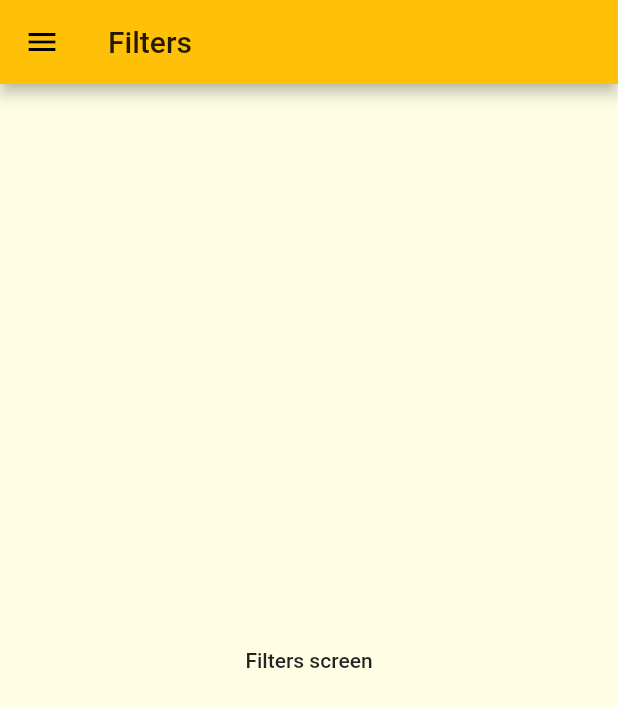
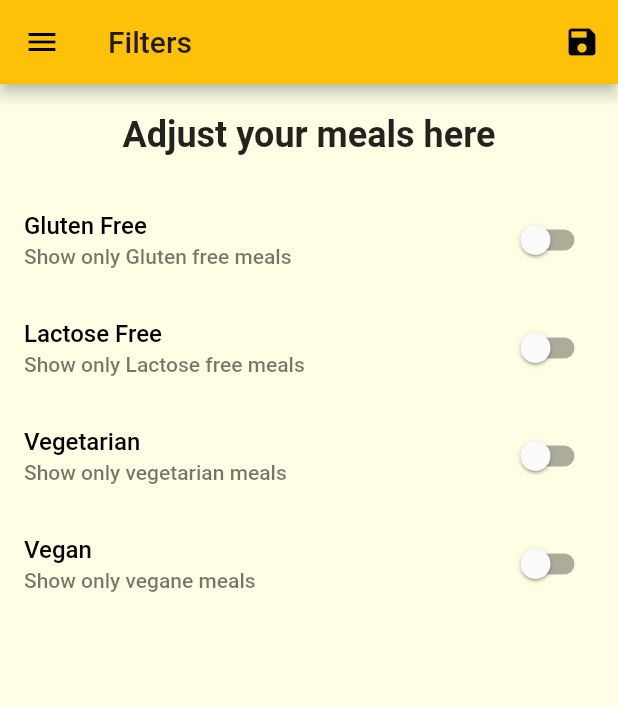
Before and after one commit to ishanknijhawan/Flutter-meals, a Flutter app: the FiltersScreen screen opened by its route, on a phone screen of 412 x 824 dp. Shown: the top 707 px of the screen. Run offline on Flutter 3.47's test engine with Material 2 defaults, Android fonts, the phone set to English and light mode, and no system bars.

Commit message:
filter logic

```diff
--- a/lib/main.dart
+++ b/lib/main.dart
@@ -1,15 +1,51 @@
 import 'package:flutter/material.dart';
+import './data/dummy_meal_date.dart';
 import './screens/filters_screen.dart';
 import './screens/meal_detail_screen.dart';
 import './screens/tabs_screen.dart';
-import 'screens/categories_screen.dart';
+import 'models/meal.dart';
 import 'screens/category_meals_screen.dart';
 
 void main() {
   runApp(MyApp());
 }
 
-class MyApp extends StatelessWidget {
+class MyApp extends StatefulWidget {
+  @override
+  _MyAppState createState() => _MyAppState();
+}
+
+class _MyAppState extends State<MyApp> {
+  Map<String, bool> _filters = {
+    'gluten': false,
+    'lactose': false,
+    'vegan': false,
+    'vegetarian': false
+  };
+
+  List<Meal> categoryMeals = DUMMY_MEALS;
+
+  void _setFilters(Map<String, bool> filterData) {
+    _filters = filterData;
+    setState(() {
+      categoryMeals = DUMMY_MEALS.where((meal) {
+        if (_filters['gluten'] && !meal.isGlutenFree) {
+          return false;
+        }
+        if (_filters['lactose'] && !meal.isLactoseFree) {
+          return false;
+        }
+        if (_filters['vegan'] && !meal.isVegan) {
+          return false;
+        }
+        if (_filters['vegetarian'] && !meal.isVegetarian) {
+          return false;
+        }
+        return true;
+      }).toList();
+    });
+  }
+
   @override
   Widget build(BuildContext context) {
     return MaterialApp(
@@ -35,9 +71,10 @@ class MyApp extends StatelessWidget {
         // slash ('/') is Home by default, so even if you remove home argument above
         // it will still work
         '/': (ctx) => TabsScreen(),
-        CategoryMealsScreen.routeName: (ctx) => CategoryMealsScreen(),
+        CategoryMealsScreen.routeName: (ctx) =>
+            CategoryMealsScreen(categoryMeals),
         MealDetails.routeName: (ctx) => MealDetails(),
-        FiltersScreen.routeName: (ctx) => FiltersScreen(),
+        FiltersScreen.routeName: (ctx) => FiltersScreen(_setFilters, _filters),
       },
     );
   }
--- a/lib/screens/category_meals_screen.dart
+++ b/lib/screens/category_meals_screen.dart
@@ -5,7 +5,9 @@ import '../data/dummy_meal_date.dart';
 
 class CategoryMealsScreen extends StatefulWidget {
   static const routeName = '/category_meals';
+  final List<Meal> categoryMeals;
 
+  CategoryMealsScreen(this.categoryMeals);
   @override
   _CategoryMealsScreenState createState() => _CategoryMealsScreenState();
 }
@@ -29,7 +31,7 @@ class _CategoryMealsScreenState extends State<CategoryMealsScreen> {
           ModalRoute.of(context).settings.arguments as Map<String, String>;
       categoryTitle = routeArgs['title'];
       final id = routeArgs['id'];
-      displayedMeals = DUMMY_MEALS.where((element) {
+      displayedMeals = widget.categoryMeals.where((element) {
         return element.categories.contains(id);
       }).toList();
       isInitialized = true;
--- a/lib/screens/favorites_screen.dart
+++ b/lib/screens/favorites_screen.dart
@@ -4,7 +4,7 @@ class FavoritesScreen extends StatelessWidget {
   @override
   Widget build(BuildContext context) {
     return Center(
-      child: Text('Favorites tab'),
+      child: Text('No favorite dishes added!'),
     );
   }
 }
--- a/lib/screens/filters_screen.dart
+++ b/lib/screens/filters_screen.dart
@@ -1,17 +1,116 @@
 import 'package:flutter/material.dart';
 import 'package:meals_app/widgets/main_drawer.dart';
 
-class FiltersScreen extends StatelessWidget {
+class FiltersScreen extends StatefulWidget {
   static const routeName = '/filters_screen';
+  final Function setFilters;
+  final Map<String, bool> filterData;
+
+  FiltersScreen(this.setFilters, this.filterData);
+
+  @override
+  _FiltersScreenState createState() => _FiltersScreenState();
+}
+
+class _FiltersScreenState extends State<FiltersScreen> {
+  var isGlutenFree = false;
+  var isLactoseFree = false;
+  var isVegetarian = false;
+  var isVegan = false;
+
+  @override
+  initState() {
+    isGlutenFree = widget.filterData['gluten'];
+    isLactoseFree = widget.filterData['lactose'];
+    isVegetarian = widget.filterData['vegetarian'];
+    isVegan = widget.filterData['vegan'];
+    super.initState();
+  }
+
+  Widget buildSwitchListTile(
+      String title, String subtitle, bool value, Function onTapp) {
+    return SwitchListTile(
+        title: Text(
+          title,
+          style: TextStyle(
+            color: Colors.black,
+            fontWeight: FontWeight.w500,
+          ),
+        ),
+        subtitle: Text(subtitle),
+        value: value,
+        onChanged: onTapp);
+  }
+
   @override
   Widget build(BuildContext context) {
     return Scaffold(
       appBar: AppBar(
         title: Text('Filters'),
+        actions: [
+          IconButton(
+            icon: Icon(Icons.save),
+            onPressed: () {
+              final Map<String, bool> _filters = {
+                'gluten': isGlutenFree,
+                'lactose': isLactoseFree,
+                'vegan': isVegan,
+                'vegetarian': isVegetarian
+              };
+
+              widget.setFilters(_filters);
+              Navigator.of(context).pushNamed('/');
+            },
+          ),
+        ],
       ),
       drawer: MainDrawer(),
-      body: Center(
-        child: Text('Filters screen'),
+      body: Column(
+        children: [
+          Container(
+            alignment: Alignment.center,
+            padding: EdgeInsets.all(20),
+            child: Text(
+              'Adjust your meals here',
+              style: TextStyle(
+                fontSize: 24,
+                fontWeight: FontWeight.bold,
+              ),
+            ),
+          ),
+          Expanded(
+            child: ListView(
+              children: [
+                buildSwitchListTile(
+                    'Gluten Free', 'Show only Gluten free meals', isGlutenFree,
+                    (newValue) {
+                  setState(() {
+                    isGlutenFree = newValue;
+                  });
+                }),
+                buildSwitchListTile('Lactose Free',
+                    'Show only Lactose free meals', isLactoseFree, (newValue) {
+                  setState(() {
+                    isLactoseFree = newValue;
+                  });
+                }),
+                buildSwitchListTile(
+                    'Vegetarian', 'Show only vegetarian meals', isVegetarian,
+                    (newValue) {
+                  setState(() {
+                    isVegetarian = newValue;
+                  });
+                }),
+                buildSwitchListTile('Vegan', 'Show only vegane meals', isVegan,
+                    (newValue) {
+                  setState(() {
+                    isVegan = newValue;
+                  });
+                }),
+              ],
+            ),
+          ),
+        ],
       ),
     );
   }
```
Also changed, not shown: lib/data/dummy_meal_date.dart (+5 -5 lines).
